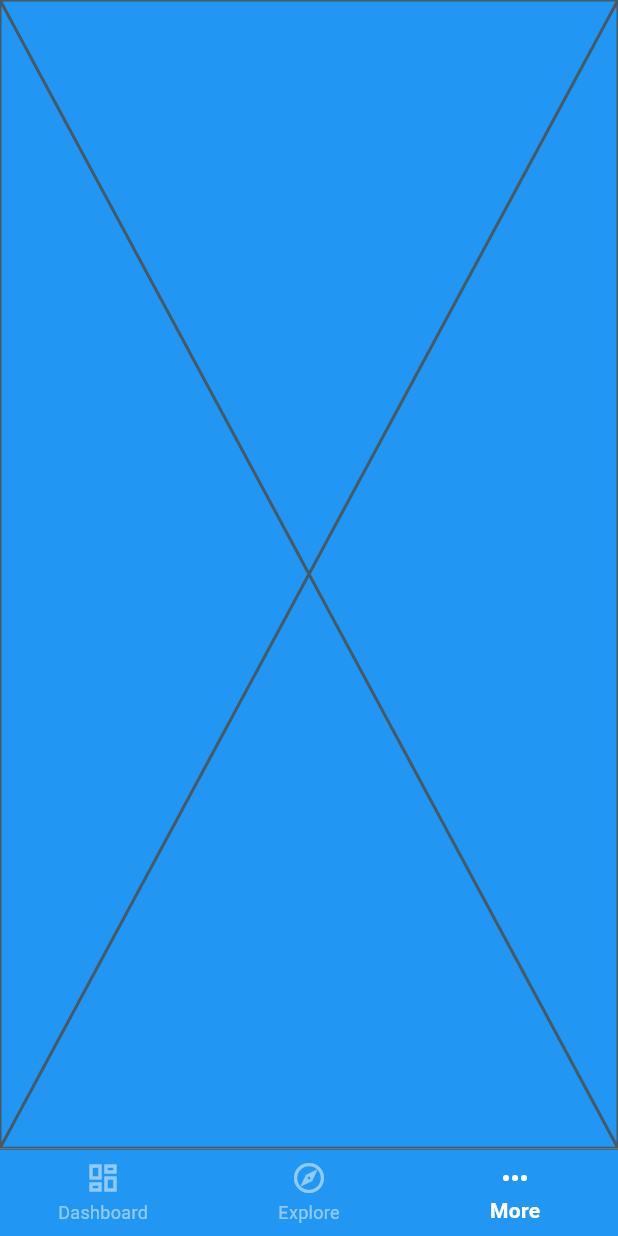
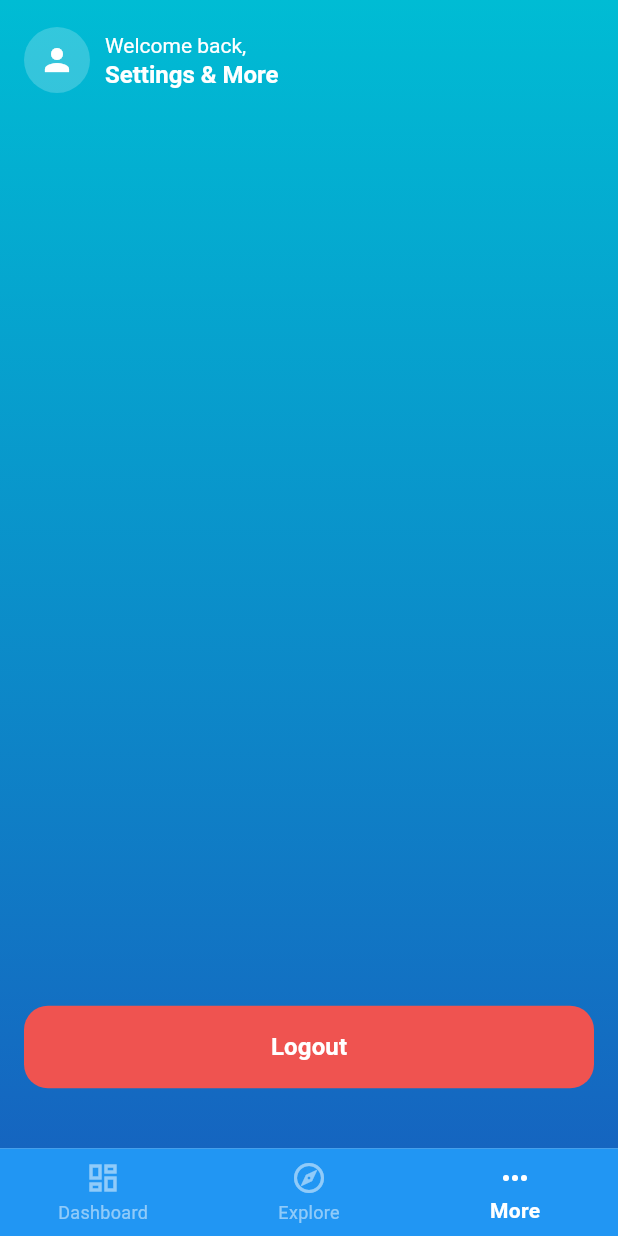
Before and after one commit to patabudlong/flutter_starter_mobile_app, a Flutter app: the MainScreen screen opened directly, item 3 of the bottom bar chosen, on a phone screen of 412 x 824 dp. Run offline on Flutter 3.47's test engine with Material 3 defaults, Android fonts, the phone set to English and light mode, and no system bars; our stand-ins replace flutter_dotenv.

Commit message:
feat(navigation): add More screen with logout functionality
- Create MoreScreen with consistent gradient and header styling
- Add logout button with navigation back to login screen
- Update MainScreen to include MoreScreen in navigation
- Implement proper route cleanup on logout
- Match design system with existing screens

```diff
--- a/lib/features/auth/presentation/screens/login_screen.dart
+++ b/lib/features/auth/presentation/screens/login_screen.dart
@@ -1,4 +1,5 @@
 import 'package:flutter/material.dart';
+import 'package:flutter_starter_mobile_app/screens/main_screen.dart';
 
 class LoginScreen extends StatefulWidget {
   const LoginScreen({super.key});
@@ -9,6 +10,15 @@ class LoginScreen extends StatefulWidget {
 
 class _LoginScreenState extends State<LoginScreen> {
   bool _obscurePassword = true;
+
+  void _handleSignIn() {
+    // Later you can add actual authentication logic here
+    Navigator.of(context).pushReplacement(
+      MaterialPageRoute(
+        builder: (context) => const MainScreen(),
+      ),
+    );
+  }
 
   @override
   Widget build(BuildContext context) {
@@ -121,7 +131,7 @@ class _LoginScreenState extends State<LoginScreen> {
                 SizedBox(
                   height: 55,
                   child: ElevatedButton(
-                    onPressed: () {},
+                    onPressed: _handleSignIn,
                     style: ElevatedButton.styleFrom(
                       backgroundColor: const Color(0xFFFF8C00),
                       foregroundColor: Colors.white,
--- a/lib/screens/main_screen.dart
+++ b/lib/screens/main_screen.dart
@@ -1,6 +1,7 @@
 import 'package:flutter/material.dart';
 import 'package:flutter_starter_mobile_app/screens/home_screen.dart';
 import 'package:flutter_starter_mobile_app/screens/profile_screen.dart';
+import 'package:flutter_starter_mobile_app/screens/more_screen.dart';
 
 class MainScreen extends StatefulWidget {
   const MainScreen({super.key});
@@ -21,7 +22,7 @@ class _MainScreenState extends State<MainScreen> {
     _screens = [
       const HomeScreen(),
       const ProfileScreen(),
-      const Placeholder(), // For More screen
+      const MoreScreen(), // Add MoreScreen
     ];
   }
 
--- /dev/null
+++ b/lib/screens/more_screen.dart
@@ -0,0 +1,108 @@
+import 'package:flutter/material.dart';
+import 'package:flutter_starter_mobile_app/features/auth/presentation/screens/login_screen.dart';
+
+class MoreScreen extends StatelessWidget {
+  const MoreScreen({super.key});
+
+  @override
+  Widget build(BuildContext context) {
+    return Container(
+      decoration: const BoxDecoration(
+        gradient: LinearGradient(
+          begin: Alignment.topCenter,
+          end: Alignment.bottomCenter,
+          colors: [
+            Color(0xFF00BCD4),
+            Color(0xFF1565C0),
+          ],
+        ),
+      ),
+      child: Scaffold(
+        backgroundColor: Colors.transparent,
+        appBar: AppBar(
+          backgroundColor: Colors.transparent,
+          elevation: 0,
+          toolbarHeight: 80,
+          title: Padding(
+            padding: const EdgeInsets.symmetric(vertical: 8.0),
+            child: Row(
+              children: [
+                Container(
+                  decoration: BoxDecoration(
+                    shape: BoxShape.circle,
+                    color: Colors.white.withOpacity(0.2),
+                  ),
+                  padding: const EdgeInsets.all(10),
+                  child: const Icon(
+                    Icons.person,
+                    color: Colors.white,
+                    size: 24,
+                  ),
+                ),
+                const SizedBox(width: 10),
+                Column(
+                  crossAxisAlignment: CrossAxisAlignment.start,
+                  children: [
+                    const Text(
+                      'Welcome back,',
+                      style: TextStyle(
+                        color: Colors.white,
+                        fontSize: 14,
+                      ),
+                    ),
+                    Text(
+                      'Settings & More',
+                      style: const TextStyle(
+                        color: Colors.white,
+                        fontSize: 16,
+                        fontWeight: FontWeight.bold,
+                      ),
+                    ),
+                  ],
+                ),
+              ],
+            ),
+          ),
+        ),
+        body: Padding(
+          padding: const EdgeInsets.all(16.0),
+          child: Column(
+            children: [
+              const Spacer(),
+              SizedBox(
+                width: double.infinity,
+                height: 55,
+                child: ElevatedButton(
+                  onPressed: () {
+                    Navigator.of(context).pushAndRemoveUntil(
+                      MaterialPageRoute(
+                        builder: (context) => const LoginScreen(),
+                      ),
+                      (route) => false,
+                    );
+                  },
+                  style: ElevatedButton.styleFrom(
+                    backgroundColor: Colors.red.shade400,
+                    foregroundColor: Colors.white,
+                    elevation: 0,
+                    shape: RoundedRectangleBorder(
+                      borderRadius: BorderRadius.circular(16),
+                    ),
+                  ),
+                  child: const Text(
+                    'Logout',
+                    style: TextStyle(
+                      fontSize: 16,
+                      fontWeight: FontWeight.w600,
+                    ),
+                  ),
+                ),
+              ),
+              const SizedBox(height: 24),
+            ],
+          ),
+        ),
+      ),
+    );
+  }
+}
--- a/pubspec.yaml
+++ b/pubspec.yaml
@@ -61,7 +61,7 @@ flutter:
   # To add assets to your application, add an assets section, like this:
   assets:
     - .env
-    - assets/images/profile.png
+    - assets/images/
     # ... other assets ...
 
   # An image asset can refer to one or more resolution-specific "variants", see
```
